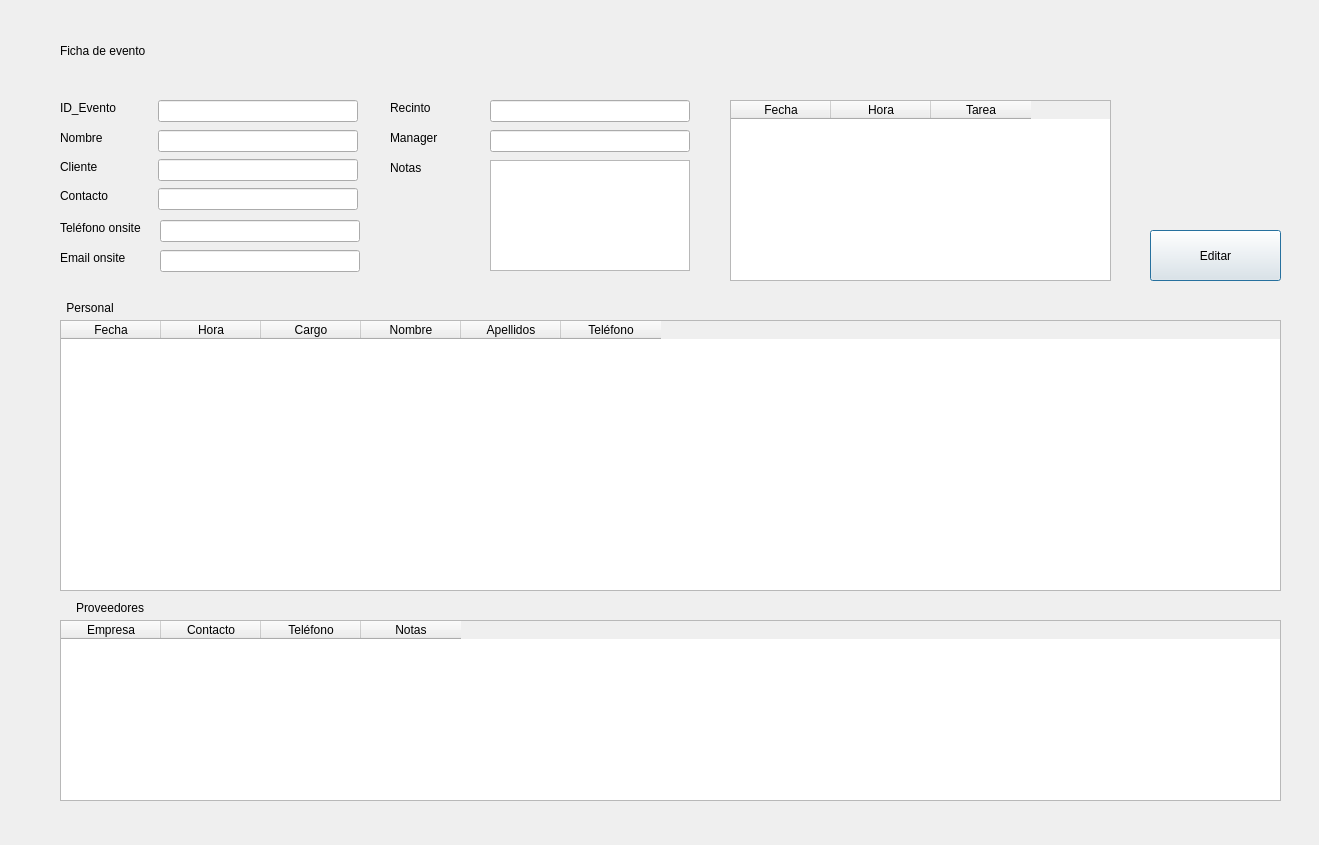
Qt form elaleph/fichaevento.ui (Aleph1981/elaleph) before a commit.
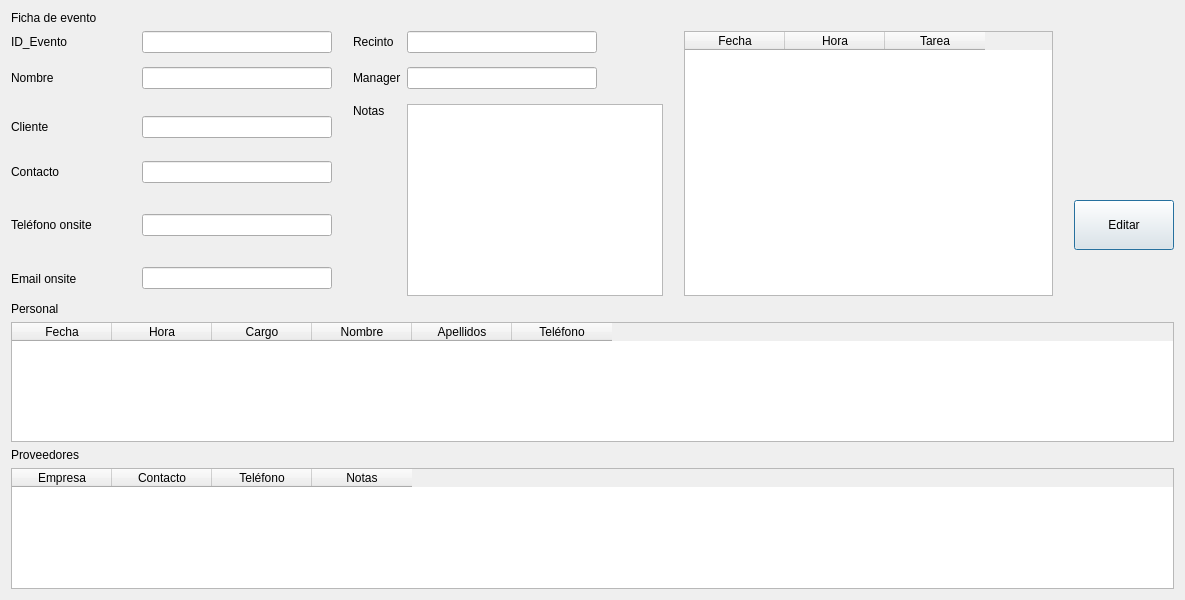
The same form after that commit.

```diff
--- a/elaleph/fichaevento.ui
+++ b/elaleph/fichaevento.ui
@@ -6,47 +6,43 @@
    <rect>
     <x>0</x>
     <y>0</y>
-    <width>1319</width>
-    <height>845</height>
+    <width>1185</width>
+    <height>600</height>
    </rect>
   </property>
   <property name="windowTitle">
    <string>Dialog</string>
   </property>
-  <widget class="QTableWidget" name="tableFechas">
-   <property name="geometry">
-    <rect>
-     <x>730</x>
-     <y>100</y>
-     <width>381</width>
-     <height>181</height>
-    </rect>
-   </property>
-   <column>
+  <layout class="QGridLayout" name="gridLayout_2">
+   <item row="4" column="0">
+    <widget class="QLabel" name="labelProveedores">
+     <property name="styleSheet">
+      <string notr="true">font: 10pt &quot;MS Shell Dlg 2&quot;;</string>
+     </property>
     <property name="text">
-     <string>Fecha</string>
-    </property>
-   </column>
-   <column>
-    <property name="text">
-     <string>Hora</string>
-    </property>
-   </column>
-   <column>
+      <string>Proveedores</string>
+     </property>
+     <property name="alignment">
+      <set>Qt::AlignLeading|Qt::AlignLeft|Qt::AlignVCenter</set>
+     </property>
+    </widget>
+   </item>
+   <item row="2" column="0">
+    <widget class="QLabel" name="labelPersonal">
+     <property name="styleSheet">
+      <string notr="true">font: 10pt &quot;MS Shell Dlg 2&quot;;
+</string>
+     </property>
     <property name="text">
-     <string>Tarea</string>
-    </property>
-   </column>
-  </widget>
+      <string>Personal</string>
+     </property>
+     <property name="alignment">
+      <set>Qt::AlignLeading|Qt::AlignLeft|Qt::AlignVCenter</set>
+     </property>
+    </widget>
+   </item>
+   <item row="3" column="0">
   <widget class="QTableWidget" name="tablePersonal">
-   <property name="geometry">
-    <rect>
-     <x>60</x>
-     <y>320</y>
-     <width>1221</width>
-     <height>271</height>
-    </rect>
-   </property>
    <column>
     <property name="text">
      <string>Fecha</string>
@@ -78,15 +74,9 @@
     </property>
    </column>
   </widget>
+   </item>
+   <item row="5" column="0">
   <widget class="QTableWidget" name="tableProveedores">
-   <property name="geometry">
-    <rect>
-     <x>60</x>
-     <y>620</y>
-     <width>1221</width>
-     <height>181</height>
-    </rect>
-   </property>
    <column>
     <property name="text">
      <string>Empresa</string>
@@ -108,52 +98,20 @@
     </property>
    </column>
   </widget>
-  <widget class="QLineEdit" name="inputNombre">
-   <property name="geometry">
-    <rect>
-     <x>158</x>
-     <y>130</y>
-     <width>200</width>
-     <height>22</height>
-    </rect>
-   </property>
-   <property name="sizePolicy">
-    <sizepolicy hsizetype="Preferred" vsizetype="Fixed">
-     <horstretch>0</horstretch>
-     <verstretch>0</verstretch>
-    </sizepolicy>
-   </property>
-   <property name="readOnly">
-    <bool>true</bool>
-   </property>
-  </widget>
-  <widget class="QLabel" name="labelNombre">
-   <property name="geometry">
-    <rect>
-     <x>60</x>
-     <y>130</y>
-     <width>100</width>
-     <height>16</height>
-    </rect>
-   </property>
-   <property name="sizePolicy">
-    <sizepolicy hsizetype="Preferred" vsizetype="Preferred">
-     <horstretch>0</horstretch>
-     <verstretch>0</verstretch>
-    </sizepolicy>
-   </property>
-   <property name="text">
-    <string>Nombre</string>
-   </property>
-  </widget>
+   </item>
+   <item row="0" column="0">
   <widget class="QLabel" name="lablabelFicha">
-   <property name="geometry">
-    <rect>
-     <x>60</x>
-     <y>30</y>
-     <width>211</width>
-     <height>41</height>
-    </rect>
+     <property name="sizePolicy">
+      <sizepolicy hsizetype="Minimum" vsizetype="MinimumExpanding">
+       <horstretch>0</horstretch>
+       <verstretch>0</verstretch>
+      </sizepolicy>
+     </property>
+     <property name="minimumSize">
+      <size>
+       <width>0</width>
+       <height>0</height>
+      </size>
    </property>
    <property name="styleSheet">
     <string notr="true">font: 12pt &quot;MS Shell Dlg 2&quot;;</string>
@@ -162,332 +120,433 @@
     <string>Ficha de evento</string>
    </property>
   </widget>
-  <widget class="QLabel" name="labelPersonal">
-   <property name="geometry">
-    <rect>
-     <x>40</x>
-     <y>300</y>
-     <width>100</width>
-     <height>16</height>
-    </rect>
-   </property>
-   <property name="styleSheet">
-    <string notr="true">font: 10pt &quot;MS Shell Dlg 2&quot;;
-</string>
-   </property>
-   <property name="text">
-    <string>Personal</string>
-   </property>
-   <property name="alignment">
-    <set>Qt::AlignCenter</set>
-   </property>
-  </widget>
-  <widget class="QLabel" name="labelProveedores">
-   <property name="geometry">
-    <rect>
-     <x>60</x>
-     <y>600</y>
+   </item>
+   <item row="1" column="0">
+    <layout class="QGridLayout" name="gridLayout">
+     <property name="sizeConstraint">
+      <enum>QLayout::SetDefaultConstraint</enum>
+     </property>
+     <property name="verticalSpacing">
+      <number>5</number>
+     </property>
+     <item row="4" column="4" rowspan="4">
+      <widget class="QPlainTextEdit" name="inputNotas">
+       <property name="sizePolicy">
+        <sizepolicy hsizetype="Fixed" vsizetype="MinimumExpanding">
+         <horstretch>0</horstretch>
+         <verstretch>0</verstretch>
+        </sizepolicy>
+       </property>
+       <property name="minimumSize">
+        <size>
+         <width>190</width>
+         <height>0</height>
+        </size>
+       </property>
+       <property name="readOnly">
+        <bool>true</bool>
+       </property>
+      </widget>
+     </item>
+     <item row="6" column="8">
+      <widget class="QPushButton" name="buttonEditar">
+       <property name="sizePolicy">
+        <sizepolicy hsizetype="Fixed" vsizetype="Fixed">
+         <horstretch>0</horstretch>
+         <verstretch>0</verstretch>
+        </sizepolicy>
+       </property>
+       <property name="minimumSize">
+        <size>
      <width>100</width>
-     <height>16</height>
-    </rect>
-   </property>
-   <property name="styleSheet">
-    <string notr="true">font: 10pt &quot;MS Shell Dlg 2&quot;;</string>
-   </property>
+         <height>50</height>
+        </size>
+       </property>
    <property name="text">
-    <string>Proveedores</string>
-   </property>
-   <property name="alignment">
-    <set>Qt::AlignCenter</set>
-   </property>
-  </widget>
-  <widget class="QLabel" name="labelCliente">
-   <property name="geometry">
-    <rect>
-     <x>60</x>
-     <y>159</y>
-     <width>100</width>
-     <height>16</height>
-    </rect>
-   </property>
+        <string>Editar</string>
+       </property>
+      </widget>
+     </item>
+     <item row="1" column="1">
+      <spacer name="verticalSpacer">
+       <property name="orientation">
+        <enum>Qt::Vertical</enum>
+       </property>
+       <property name="sizeHint" stdset="0">
+        <size>
+         <width>20</width>
+         <height>40</height>
+        </size>
+       </property>
+      </spacer>
+     </item>
+     <item row="0" column="7">
+      <spacer name="horizontalSpacer_3">
+       <property name="orientation">
+        <enum>Qt::Horizontal</enum>
+       </property>
+       <property name="sizeType">
+        <enum>QSizePolicy::Fixed</enum>
+       </property>
+       <property name="sizeHint" stdset="0">
+        <size>
+         <width>15</width>
+         <height>20</height>
+        </size>
+       </property>
+      </spacer>
+     </item>
+     <item row="0" column="0">
+      <widget class="QLabel" name="labelId">
    <property name="sizePolicy">
     <sizepolicy hsizetype="Preferred" vsizetype="Preferred">
      <horstretch>0</horstretch>
      <verstretch>0</verstretch>
     </sizepolicy>
    </property>
+       <property name="minimumSize">
+        <size>
+         <width>125</width>
+         <height>0</height>
+        </size>
+       </property>
    <property name="text">
-    <string>Cliente</string>
-   </property>
-  </widget>
-  <widget class="QLabel" name="labelContacto">
-   <property name="geometry">
-    <rect>
-     <x>60</x>
-     <y>188</y>
-     <width>100</width>
-     <height>16</height>
-    </rect>
-   </property>
+        <string>ID_Evento</string>
+       </property>
+      </widget>
+     </item>
+     <item row="0" column="1">
+      <widget class="QLineEdit" name="inputId">
    <property name="sizePolicy">
-    <sizepolicy hsizetype="Preferred" vsizetype="Preferred">
+        <sizepolicy hsizetype="Fixed" vsizetype="Fixed">
      <horstretch>0</horstretch>
      <verstretch>0</verstretch>
     </sizepolicy>
    </property>
-   <property name="text">
-    <string>Contacto</string>
-   </property>
-  </widget>
-  <widget class="QLabel" name="labelTelefono">
-   <property name="geometry">
-    <rect>
-     <x>60</x>
-     <y>220</y>
-     <width>100</width>
-     <height>16</height>
-    </rect>
-   </property>
-   <property name="text">
-    <string>Teléfono onsite</string>
-   </property>
-  </widget>
-  <widget class="QLabel" name="labelEmail">
-   <property name="geometry">
-    <rect>
-     <x>60</x>
-     <y>250</y>
-     <width>100</width>
-     <height>16</height>
-    </rect>
-   </property>
-   <property name="text">
-    <string>Email onsite</string>
-   </property>
-  </widget>
+       <property name="minimumSize">
+        <size>
+         <width>190</width>
+         <height>0</height>
+        </size>
+       </property>
+       <property name="readOnly">
+        <bool>true</bool>
+       </property>
+      </widget>
+     </item>
+     <item row="0" column="3">
   <widget class="QLabel" name="labelRecinto">
-   <property name="geometry">
-    <rect>
-     <x>390</x>
-     <y>100</y>
-     <width>100</width>
-     <height>16</height>
-    </rect>
-   </property>
    <property name="text">
     <string>Recinto</string>
    </property>
   </widget>
+     </item>
+     <item row="0" column="4">
+      <widget class="QLineEdit" name="inputRecinto">
+       <property name="sizePolicy">
+        <sizepolicy hsizetype="Fixed" vsizetype="Fixed">
+         <horstretch>0</horstretch>
+         <verstretch>0</verstretch>
+        </sizepolicy>
+       </property>
+       <property name="minimumSize">
+        <size>
+         <width>190</width>
+         <height>0</height>
+        </size>
+       </property>
+       <property name="readOnly">
+        <bool>true</bool>
+       </property>
+      </widget>
+     </item>
+     <item row="2" column="3">
   <widget class="QLabel" name="labelManager">
-   <property name="geometry">
-    <rect>
-     <x>390</x>
-     <y>130</y>
-     <width>100</width>
-     <height>16</height>
-    </rect>
-   </property>
    <property name="text">
     <string>Manager</string>
    </property>
   </widget>
-  <widget class="QLabel" name="labelNotas">
-   <property name="geometry">
-    <rect>
-     <x>390</x>
-     <y>160</y>
-     <width>100</width>
-     <height>16</height>
-    </rect>
-   </property>
+     </item>
+     <item row="2" column="4">
+      <widget class="QLineEdit" name="inputManager">
+       <property name="sizePolicy">
+        <sizepolicy hsizetype="Fixed" vsizetype="Fixed">
+         <horstretch>0</horstretch>
+         <verstretch>0</verstretch>
+        </sizepolicy>
+       </property>
+       <property name="minimumSize">
+        <size>
+         <width>190</width>
+         <height>0</height>
+        </size>
+       </property>
+       <property name="readOnly">
+        <bool>true</bool>
+       </property>
+      </widget>
+     </item>
+     <item row="2" column="1">
+      <widget class="QLineEdit" name="inputNombre">
+       <property name="sizePolicy">
+        <sizepolicy hsizetype="Fixed" vsizetype="Fixed">
+         <horstretch>0</horstretch>
+         <verstretch>0</verstretch>
+        </sizepolicy>
+       </property>
+       <property name="minimumSize">
+        <size>
+         <width>190</width>
+         <height>0</height>
+        </size>
+       </property>
+       <property name="readOnly">
+        <bool>true</bool>
+       </property>
+      </widget>
+     </item>
+     <item row="0" column="6" rowspan="8">
+      <widget class="QTableWidget" name="tableFechas">
+       <property name="sizePolicy">
+        <sizepolicy hsizetype="Expanding" vsizetype="MinimumExpanding">
+         <horstretch>0</horstretch>
+         <verstretch>0</verstretch>
+        </sizepolicy>
+       </property>
+       <column>
    <property name="text">
-    <string>Notas</string>
-   </property>
-  </widget>
+         <string>Fecha</string>
+        </property>
+       </column>
+       <column>
+        <property name="text">
+         <string>Hora</string>
+        </property>
+       </column>
+       <column>
+        <property name="text">
+         <string>Tarea</string>
+        </property>
+       </column>
+      </widget>
+     </item>
+     <item row="2" column="0">
+      <widget class="QLabel" name="labelNombre">
+       <property name="sizePolicy">
+        <sizepolicy hsizetype="Preferred" vsizetype="Preferred">
+         <horstretch>0</horstretch>
+         <verstretch>0</verstretch>
+        </sizepolicy>
+       </property>
+       <property name="minimumSize">
+        <size>
+         <width>125</width>
+         <height>0</height>
+        </size>
+       </property>
+       <property name="text">
+        <string>Nombre</string>
+       </property>
+      </widget>
+     </item>
+     <item row="4" column="1">
   <widget class="QLineEdit" name="inputCliente">
-   <property name="geometry">
-    <rect>
-     <x>158</x>
-     <y>159</y>
-     <width>200</width>
-     <height>22</height>
-    </rect>
-   </property>
    <property name="sizePolicy">
-    <sizepolicy hsizetype="Preferred" vsizetype="Fixed">
+        <sizepolicy hsizetype="Fixed" vsizetype="Fixed">
      <horstretch>0</horstretch>
      <verstretch>0</verstretch>
     </sizepolicy>
    </property>
+       <property name="minimumSize">
+        <size>
+         <width>190</width>
+         <height>0</height>
+        </size>
+       </property>
    <property name="readOnly">
     <bool>true</bool>
    </property>
   </widget>
+     </item>
+     <item row="5" column="0">
+      <widget class="QLabel" name="labelContacto">
+       <property name="sizePolicy">
+        <sizepolicy hsizetype="Preferred" vsizetype="Preferred">
+         <horstretch>0</horstretch>
+         <verstretch>0</verstretch>
+        </sizepolicy>
+       </property>
+       <property name="minimumSize">
+        <size>
+         <width>125</width>
+         <height>0</height>
+        </size>
+       </property>
+       <property name="text">
+        <string>Contacto</string>
+       </property>
+      </widget>
+     </item>
+     <item row="4" column="3">
+      <widget class="QLabel" name="labelNotas">
+       <property name="text">
+        <string>Notas</string>
+       </property>
+       <property name="alignment">
+        <set>Qt::AlignLeading|Qt::AlignLeft|Qt::AlignTop</set>
+       </property>
+      </widget>
+     </item>
+     <item row="4" column="0">
+      <widget class="QLabel" name="labelCliente">
+       <property name="sizePolicy">
+        <sizepolicy hsizetype="Preferred" vsizetype="Preferred">
+         <horstretch>0</horstretch>
+         <verstretch>0</verstretch>
+        </sizepolicy>
+       </property>
+       <property name="minimumSize">
+        <size>
+         <width>125</width>
+         <height>0</height>
+        </size>
+       </property>
+       <property name="text">
+        <string>Cliente</string>
+       </property>
+      </widget>
+     </item>
+     <item row="5" column="1">
   <widget class="QLineEdit" name="inputContacto">
-   <property name="geometry">
-    <rect>
-     <x>158</x>
-     <y>188</y>
-     <width>200</width>
-     <height>22</height>
-    </rect>
-   </property>
    <property name="sizePolicy">
-    <sizepolicy hsizetype="Preferred" vsizetype="Fixed">
-     <horstretch>0</horstretch>
-     <verstretch>0</verstretch>
-    </sizepolicy>
-   </property>
-   <property name="readOnly">
-    <bool>true</bool>
-   </property>
-  </widget>
-  <widget class="QLineEdit" name="inputEmail">
-   <property name="geometry">
-    <rect>
-     <x>160</x>
-     <y>250</y>
-     <width>200</width>
-     <height>22</height>
-    </rect>
-   </property>
-   <property name="sizePolicy">
     <sizepolicy hsizetype="Fixed" vsizetype="Fixed">
      <horstretch>0</horstretch>
      <verstretch>0</verstretch>
     </sizepolicy>
    </property>
-   <property name="readOnly">
-    <bool>true</bool>
-   </property>
-  </widget>
-  <widget class="QLineEdit" name="inputRecinto">
-   <property name="geometry">
-    <rect>
-     <x>490</x>
-     <y>100</y>
-     <width>200</width>
-     <height>22</height>
-    </rect>
-   </property>
-   <property name="sizePolicy">
-    <sizepolicy hsizetype="Fixed" vsizetype="Fixed">
-     <horstretch>0</horstretch>
-     <verstretch>0</verstretch>
-    </sizepolicy>
-   </property>
+       <property name="minimumSize">
+        <size>
+         <width>190</width>
+         <height>0</height>
+        </size>
+       </property>
    <property name="readOnly">
     <bool>true</bool>
    </property>
   </widget>
+     </item>
+     <item row="6" column="1">
   <widget class="QLineEdit" name="inputTelefono">
-   <property name="geometry">
-    <rect>
-     <x>160</x>
-     <y>220</y>
-     <width>200</width>
-     <height>22</height>
-    </rect>
-   </property>
    <property name="sizePolicy">
     <sizepolicy hsizetype="Fixed" vsizetype="Fixed">
      <horstretch>0</horstretch>
      <verstretch>0</verstretch>
     </sizepolicy>
    </property>
+       <property name="minimumSize">
+        <size>
+         <width>190</width>
+         <height>0</height>
+        </size>
+       </property>
    <property name="readOnly">
     <bool>true</bool>
    </property>
   </widget>
-  <widget class="QLineEdit" name="inputManager">
-   <property name="geometry">
-    <rect>
-     <x>490</x>
-     <y>130</y>
-     <width>200</width>
-     <height>22</height>
-    </rect>
-   </property>
-   <property name="sizePolicy">
-    <sizepolicy hsizetype="Fixed" vsizetype="Fixed">
-     <horstretch>0</horstretch>
-     <verstretch>0</verstretch>
-    </sizepolicy>
-   </property>
-   <property name="readOnly">
-    <bool>true</bool>
-   </property>
-  </widget>
-  <widget class="QPlainTextEdit" name="inputNotas">
-   <property name="geometry">
-    <rect>
-     <x>490</x>
-     <y>160</y>
-     <width>200</width>
-     <height>111</height>
-    </rect>
-   </property>
-   <property name="sizePolicy">
-    <sizepolicy hsizetype="Fixed" vsizetype="Expanding">
-     <horstretch>0</horstretch>
-     <verstretch>0</verstretch>
-    </sizepolicy>
-   </property>
-   <property name="readOnly">
-    <bool>true</bool>
-   </property>
-  </widget>
-  <widget class="QPushButton" name="buttonEditar">
-   <property name="geometry">
-    <rect>
-     <x>1150</x>
-     <y>230</y>
-     <width>131</width>
-     <height>51</height>
-    </rect>
-   </property>
+     </item>
+     <item row="6" column="0">
+      <widget class="QLabel" name="labelTelefono">
+       <property name="minimumSize">
+        <size>
+         <width>125</width>
+         <height>0</height>
+        </size>
+       </property>
+       <property name="text">
+        <string>Teléfono onsite</string>
+       </property>
+      </widget>
+     </item>
+     <item row="6" column="2">
+      <spacer name="horizontalSpacer">
+       <property name="orientation">
+        <enum>Qt::Horizontal</enum>
+       </property>
+       <property name="sizeType">
+        <enum>QSizePolicy::Fixed</enum>
+       </property>
+       <property name="sizeHint" stdset="0">
+        <size>
+         <width>15</width>
+         <height>20</height>
+        </size>
+       </property>
+      </spacer>
+     </item>
+     <item row="6" column="5">
+      <spacer name="horizontalSpacer_2">
+       <property name="orientation">
+        <enum>Qt::Horizontal</enum>
+       </property>
+       <property name="sizeType">
+        <enum>QSizePolicy::Fixed</enum>
+       </property>
+       <property name="sizeHint" stdset="0">
+        <size>
+         <width>15</width>
+         <height>20</height>
+        </size>
+       </property>
+      </spacer>
+     </item>
+     <item row="7" column="0">
+      <widget class="QLabel" name="labelEmail">
+       <property name="minimumSize">
+        <size>
+         <width>125</width>
+         <height>0</height>
+        </size>
+       </property>
    <property name="text">
-    <string>Editar</string>
-   </property>
-  </widget>
-  <widget class="QLineEdit" name="inputId">
-   <property name="geometry">
-    <rect>
-     <x>158</x>
-     <y>100</y>
-     <width>200</width>
-     <height>22</height>
-    </rect>
-   </property>
+        <string>Email onsite</string>
+       </property>
+      </widget>
+     </item>
+     <item row="7" column="1">
+      <widget class="QLineEdit" name="inputEmail">
    <property name="sizePolicy">
-    <sizepolicy hsizetype="Preferred" vsizetype="Fixed">
+        <sizepolicy hsizetype="Fixed" vsizetype="Fixed">
      <horstretch>0</horstretch>
      <verstretch>0</verstretch>
     </sizepolicy>
    </property>
+       <property name="minimumSize">
+        <size>
+         <width>190</width>
+         <height>0</height>
+        </size>
+       </property>
    <property name="readOnly">
     <bool>true</bool>
    </property>
   </widget>
-  <widget class="QLabel" name="labelId">
-   <property name="geometry">
-    <rect>
-     <x>60</x>
-     <y>100</y>
-     <width>100</width>
-     <height>16</height>
-    </rect>
-   </property>
-   <property name="sizePolicy">
-    <sizepolicy hsizetype="Preferred" vsizetype="Preferred">
-     <horstretch>0</horstretch>
-     <verstretch>0</verstretch>
-    </sizepolicy>
-   </property>
-   <property name="text">
-    <string>ID_Evento</string>
-   </property>
-  </widget>
+     </item>
+     <item row="3" column="4">
+      <spacer name="verticalSpacer_2">
+       <property name="orientation">
+        <enum>Qt::Vertical</enum>
+       </property>
+       <property name="sizeHint" stdset="0">
+        <size>
+         <width>20</width>
+         <height>40</height>
+        </size>
+       </property>
+      </spacer>
+     </item>
+    </layout>
+   </item>
+  </layout>
  </widget>
  <tabstops>
   <tabstop>inputId</tabstop>
```
Left out of the diff: 1 changed line with no effect on the pictures. Lines whose indentation alone changed are shown as unchanged.
